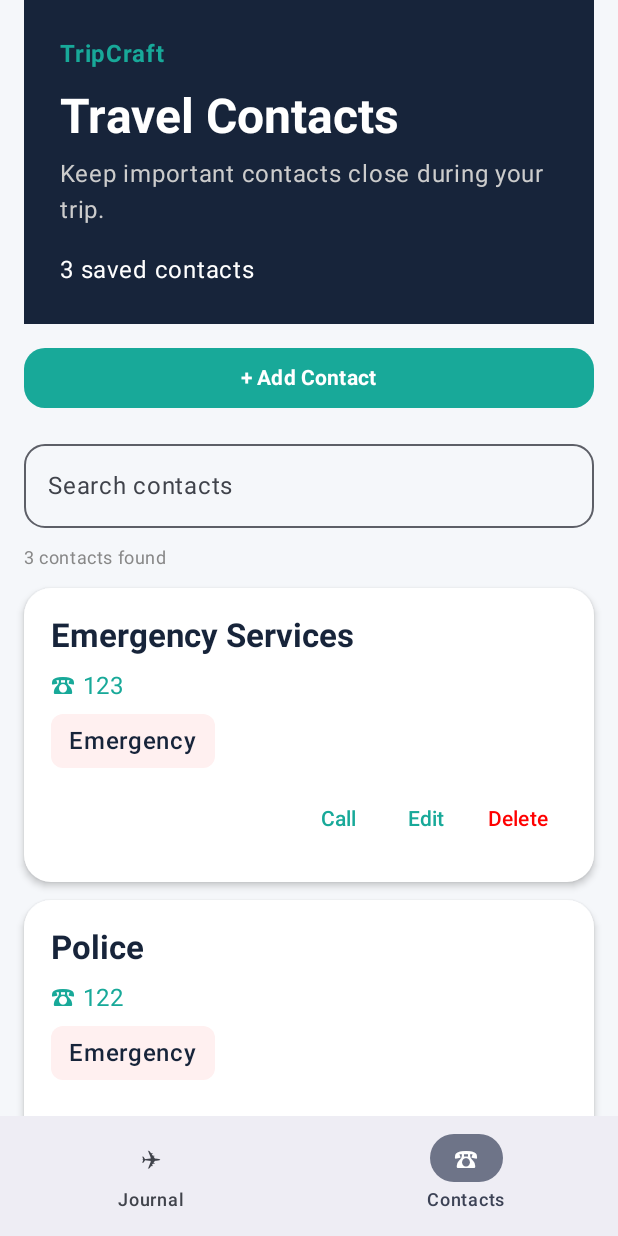
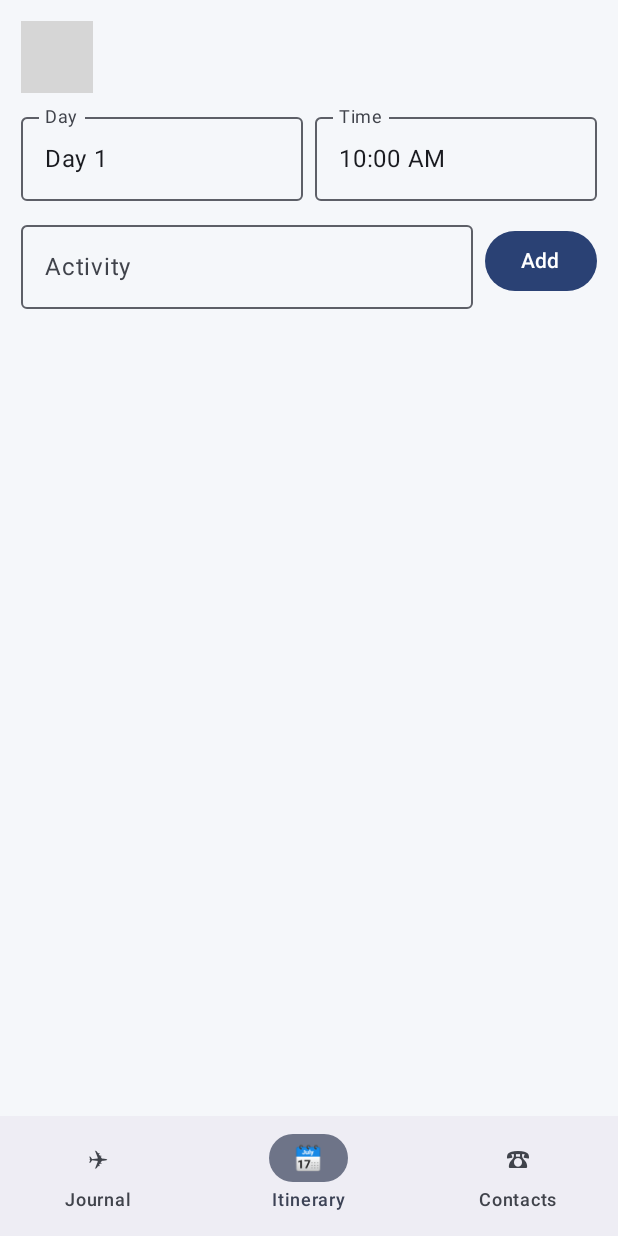
Before and after one commit to Soliman490/TripCraft, an Android app built with Jetpack Compose: the screen it shows after launch (MainActivity), item 2 of the bottom bar chosen, on a phone screen of 412 x 824 dp. Run offline under Robolectric (Android 15) with nearby library versions, the phone set to English and light mode, and no system bars; our stand-ins replace Room's generated code; 5 statements that could not run were skipped; grey boxes are pictures that could not be loaded.

Commit message:
itenerary feature commit

```diff
--- /dev/null
+++ b/app/src/main/java/com/tripcraft/app/ItineraryActivity.kt
@@ -0,0 +1,182 @@
+package com.tripcraft.app
+
+import android.os.Bundle
+import androidx.activity.ComponentActivity
+import androidx.activity.compose.setContent
+import androidx.activity.enableEdgeToEdge
+import androidx.compose.foundation.clickable
+import androidx.compose.foundation.layout.*
+import androidx.compose.foundation.lazy.LazyColumn
+import androidx.compose.foundation.lazy.items
+import androidx.compose.foundation.shape.RoundedCornerShape
+import androidx.compose.material3.*
+import androidx.compose.runtime.*
+import androidx.compose.runtime.saveable.rememberSaveable
+import androidx.compose.ui.Alignment
+import androidx.compose.ui.Modifier
+import androidx.compose.ui.graphics.Color
+import androidx.compose.ui.platform.LocalContext
+import androidx.compose.ui.text.font.FontWeight
+import androidx.compose.ui.text.style.TextDecoration
+import androidx.compose.ui.unit.dp
+import kotlinx.coroutines.Dispatchers
+import kotlinx.coroutines.launch
+import kotlinx.coroutines.withContext
+
+class ItineraryActivity : ComponentActivity() {
+    override fun onCreate(savedInstanceState: Bundle?) {
+        super.onCreate(savedInstanceState)
+        enableEdgeToEdge()
+        val tripId = intent.getIntExtra("ID", 0)
+
+        setContent {
+            TripCraftTheme {
+                Scaffold(containerColor = TripCraftColors.MistBackground) { pad ->
+                    ItineraryScreen(
+                        tripId = tripId,
+                        onBack = { finish() },
+                        modifier = Modifier.padding(pad)
+                    )
+                }
+            }
+        }
+    }
+}
+
+@Composable
+fun ItineraryScreen(
+    tripId: Int = 0,
+    onBack: (() -> Unit)? = null,
+    modifier: Modifier = Modifier
+) {
+    val context = LocalContext.current
+    val scope = rememberCoroutineScope()
+    var activeTripId by remember(tripId) { mutableIntStateOf(tripId) }
+    var list by remember { mutableStateOf(listOf<ItineraryItem>()) }
+    var day by rememberSaveable { mutableStateOf("Day 1") }
+    var time by rememberSaveable { mutableStateOf("10:00 AM") }
+    var title by rememberSaveable { mutableStateOf("") }
+
+    fun refreshItinerary(action: (suspend (TripDatabase, Int) -> Unit)? = null) {
+        scope.launch(Dispatchers.IO) {
+            val db = TripDatabase.get(context)
+            var currentId = activeTripId
+            if (currentId <= 0) {
+                val existingTrips = db.tripDao().getAll()
+                if (existingTrips.isNotEmpty()) {
+                    currentId = existingTrips.first().id
+                } else {
+                    db.tripDao().insert(Trip(title = "My Trip", destination = "General", date = "Today", budget = 0.0))
+                    currentId = db.tripDao().getAll().firstOrNull()?.id ?: 0
+                }
+                withContext(Dispatchers.Main) {
+                    activeTripId = currentId
+                }
+            }
+
+            if (currentId > 0) {
+                action?.invoke(db, currentId)
+                val updated = db.itineraryDao().getForTrip(currentId)
+                withContext(Dispatchers.Main) {
+                    list = updated
+                }
+            }
+        }
+    }
+
+    LaunchedEffect(tripId) {
+        refreshItinerary()
+    }
+
+    Column(
+        modifier = modifier
+            .fillMaxSize()
+            .padding(14.dp),
+        verticalArrangement = Arrangement.spacedBy(8.dp)
+    ) {
+        HeaderBar(
+            title = "Itinerary (${list.count { it.done }}/${list.size})",
+            onBack = onBack
+        )
+        Row(horizontalArrangement = Arrangement.spacedBy(8.dp)) {
+            OutlinedTextField(
+                value = day,
+                onValueChange = { day = it },
+                label = { Text("Day") },
+                modifier = Modifier.weight(1f)
+            )
+            OutlinedTextField(
+                value = time,
+                onValueChange = { time = it },
+                label = { Text("Time") },
+                modifier = Modifier.weight(1f)
+            )
+        }
+        Row(
+            verticalAlignment = Alignment.CenterVertically,
+            horizontalArrangement = Arrangement.spacedBy(8.dp)
+        ) {
+            OutlinedTextField(
+                value = title,
+                onValueChange = { title = it },
+                label = { Text("Activity") },
+                modifier = Modifier.weight(1f)
+            )
+            Button(
+                onClick = {
+                    if (title.isNotBlank()) {
+                        refreshItinerary { db, currentId ->
+                            db.itineraryDao().insert(
+                                ItineraryItem(
+                                    tripId = currentId,
+                                    day = day.trim(),
+                                    title = title.trim(),
+                                    time = time.trim()
+                                )
+                            )
+                        }
+                        title = ""
+                    }
+                }
+            ) {
+                Text("Add")
+            }
+        }
+        LazyColumn(verticalArrangement = Arrangement.spacedBy(8.dp)) {
+            items(list, key = { it.id }) { item ->
+                Card(
+                    shape = RoundedCornerShape(12.dp),
+                    colors = CardDefaults.cardColors(containerColor = TripCraftColors.CardSand),
+                    modifier = Modifier
+                        .fillMaxWidth()
+                        .clickable {
+                            refreshItinerary { db, _ ->
+                                db.itineraryDao().update(item.copy(done = !item.done))
+                            }
+                        }
+                ) {
+                    Row(
+                        modifier = Modifier.padding(12.dp),
+                        verticalAlignment = Alignment.CenterVertically
+                    ) {
+                        Text(
+                            text = "[${item.day} ${item.time}] ${item.title}",
+                            fontWeight = FontWeight.Bold,
+                            textDecoration = if (item.done) TextDecoration.LineThrough else null,
+                            modifier = Modifier.weight(1f)
+                        )
+                        TextButton(
+                            onClick = {
+                                refreshItinerary { db, _ ->
+                                    db.itineraryDao().delete(item)
+                                }
+                            }
+                        ) {
+                            Text("Delete", color = Color.Red)
+                        }
+                    }
+                }
+            }
+        }
+    }
+}
--- a/app/src/main/java/com/tripcraft/app/MainActivity.kt
+++ b/app/src/main/java/com/tripcraft/app/MainActivity.kt
@@ -19,6 +19,7 @@ import androidx.compose.foundation.text.KeyboardOptions
 import androidx.compose.foundation.verticalScroll
 import androidx.compose.material3.*
 import androidx.compose.runtime.*
+import androidx.compose.runtime.saveable.rememberSaveable
 import androidx.compose.ui.Alignment
 import androidx.compose.ui.Modifier
 import androidx.compose.ui.graphics.Color
@@ -77,7 +78,7 @@ class MainActivity : ComponentActivity() {
 @Composable
 fun TripCraftHome(viewModel: JournalViewModel) {
 
-    var selectedTab by remember { mutableStateOf(0) }
+    var selectedTab by rememberSaveable { mutableIntStateOf(0) }
 
     Scaffold(
         containerColor = PageBackground,
@@ -93,6 +94,13 @@ fun TripCraftHome(viewModel: JournalViewModel) {
                 NavigationBarItem(
                     selected = selectedTab == 1,
                     onClick = { selectedTab = 1 },
+                    icon = { Text("🗓") },
+                    label = { Text("Itinerary") }
+                )
+
+                NavigationBarItem(
+                    selected = selectedTab == 2,
+                    onClick = { selectedTab = 2 },
                     icon = { Text("☎") },
                     label = { Text("Contacts") }
                 )
@@ -105,10 +113,10 @@ fun TripCraftHome(viewModel: JournalViewModel) {
                 .fillMaxSize()
                 .padding(padding)
         ) {
-            if (selectedTab == 0) {
-                TravelJournalScreen(viewModel)
-            } else {
-                ContactScreen()
+            when (selectedTab) {
+                0 -> TravelJournalScreen(viewModel)
+                1 -> ItineraryScreen()
+                else -> ContactScreen()
             }
         }
     }
@@ -119,20 +127,20 @@ fun TravelJournalScreen(viewModel: JournalViewModel) {
 
     val notes by viewModel.allNotes.collectAsState()
 
-    var showDialog by remember { mutableStateOf(false) }
+    var showDialog by rememberSaveable { mutableStateOf(false) }
 
-    var selectedNote by remember {
+    var selectedNote by rememberSaveable {
         mutableStateOf<JournalNoteEntity?>(null)
     }
 
-    var searchQuery by remember { mutableStateOf("") }
+    var searchQuery by rememberSaveable { mutableStateOf("") }
 
     // Sorting states
-    var sortOption by remember { mutableStateOf("Newest First") }
-    var sortMenuExpanded by remember { mutableStateOf(false) }
+    var sortOption by rememberSaveable { mutableStateOf("Newest First") }
+    var sortMenuExpanded by rememberSaveable { mutableStateOf(false) }
 
     // Search and sort memories
-    val filteredNotes = remember(notes, searchQuery, sortOption) {
+    val filteredNotes = rememberSaveable(notes, searchQuery, sortOption) {
 
         val searchedNotes = notes.filter { note ->
             note.title.contains(searchQuery.trim(), ignoreCase = true) ||
```
Also changed, not shown: app/src/main/java/com/tripcraft/app/TripDatabase.kt (added, +120 -0 lines).
